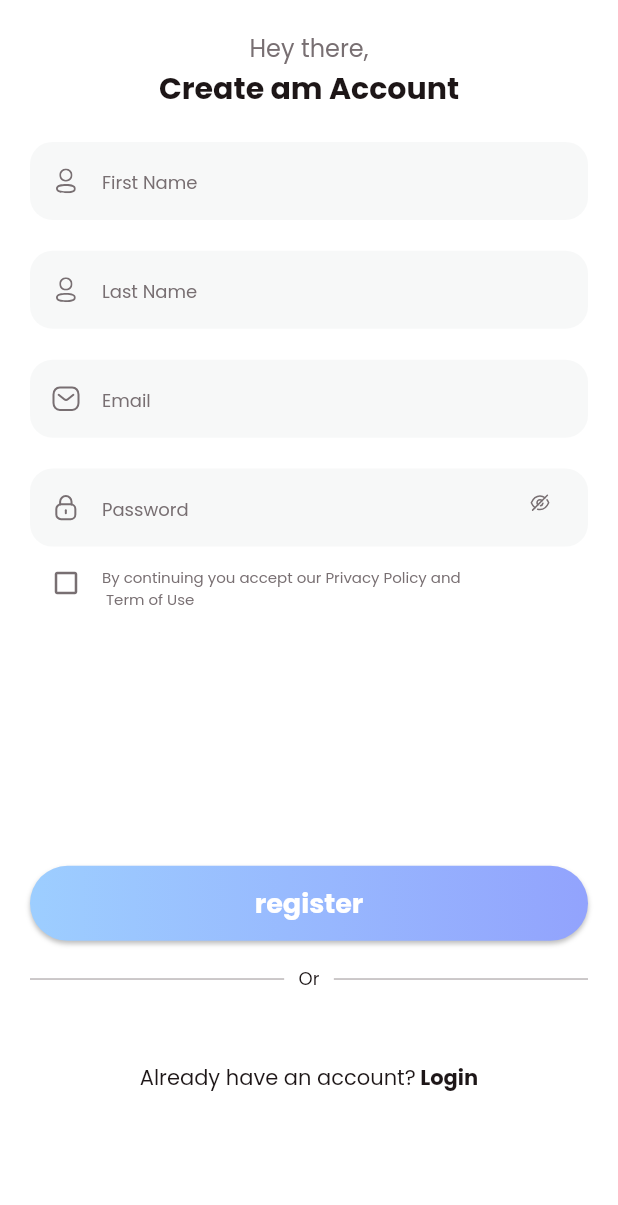
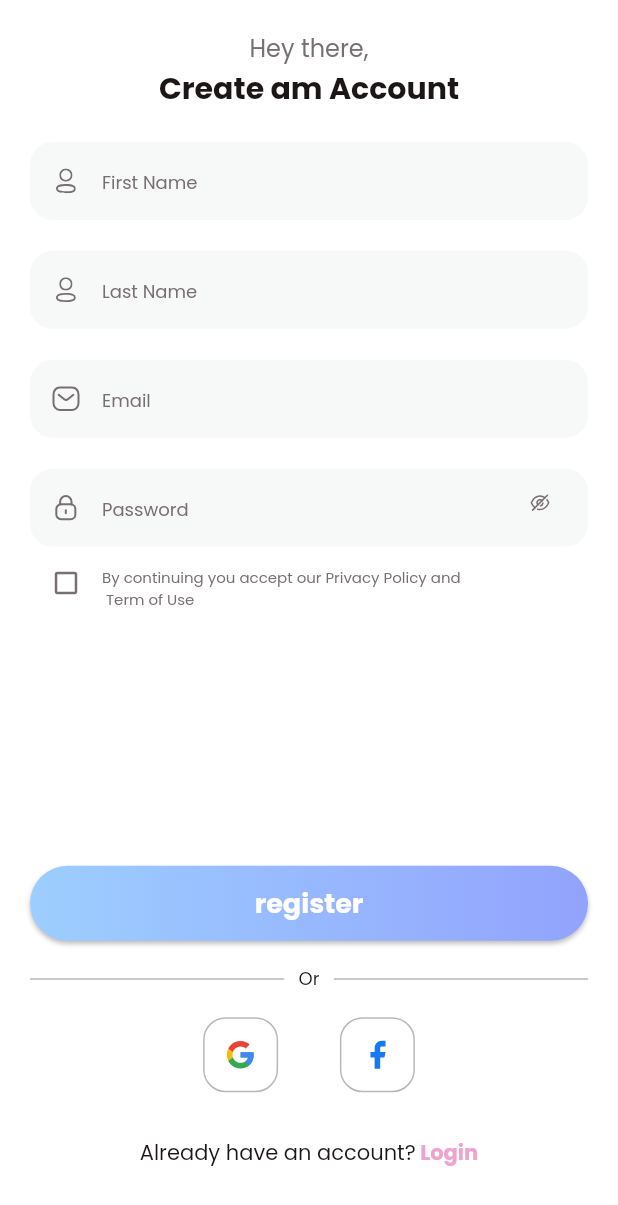
Before and after one commit to cukash-09/Fitness_App, a Flutter app: the SignupView screen opened directly, on a phone screen of 412 x 824 dp. Shown: the top 1205 px of the screen. Run offline on Flutter 3.47's test engine with Material 2 defaults, Android fonts, the phone set to English and light mode, and no system bars; our stand-ins replace flutter_svg, gap.

Commit message:
maanka commit

```diff
--- a/lib/view/loging/signup_view.dart
+++ b/lib/view/loging/signup_view.dart
@@ -140,6 +140,56 @@ class _SignupViewState extends State<SignupView> {
                 SizedBox(
                   height: media.width * 0.04,
                 ),
+                Row(
+                  mainAxisAlignment: MainAxisAlignment.center,
+                  children: [
+                    GestureDetector(
+                      onTap: () {},
+                      child: Container(
+                        width: 50,
+                        height: 50,
+                        alignment: Alignment.center,
+                        decoration: BoxDecoration(
+                          color: Tcolor.white,
+                          border: Border.all(
+                            width: 1,
+                            color: Tcolor.grey.withOpacity(0.5),
+                          ),
+                          borderRadius: BorderRadius.circular(15),
+                        ),
+                        child: SvgPicture.asset(
+                          'assets/images/1534129544.svg',
+                          width: 20,
+                          height: 20,
+                        ),
+                      ),
+                    ),
+                    SizedBox(
+                      width: media.width * 0.10,
+                    ),
+                    GestureDetector(
+                      onTap: () {},
+                      child: Container(
+                        width: 50,
+                        height: 50,
+                        alignment: Alignment.center,
+                        decoration: BoxDecoration(
+                          color: Tcolor.white,
+                          border: Border.all(
+                            width: 1,
+                            color: Tcolor.grey.withOpacity(0.5),
+                          ),
+                          borderRadius: BorderRadius.circular(15),
+                        ),
+                        child: SvgPicture.asset(
+                          'assets/images/fecabook.svg',
+                          width: 20,
+                          height: 20,
+                        ),
+                      ),
+                    ),
+                  ],
+                ),
                 SizedBox(
                   height: media.width * 0.04,
                 ),
@@ -158,13 +208,14 @@ class _SignupViewState extends State<SignupView> {
                       Text(
                         ' Login',
                         style: TextStyle(
-                            color: Tcolor.black,
+                          color: Color(0xffEEA4CE),
                           fontSize: 14,
                           fontWeight: FontWeight.w700,
                         ),
                       ),
                     ],
-                    ))
+                  ),
+                ),
               ],
             ),
           ),
```
Also changed, not shown: assets/images/1534129544.svg (added), assets/images/fecabook.svg (added), assets/images/google.png (added), assets/images/google.svg (added). Lines whose indentation alone changed are shown as unchanged.
